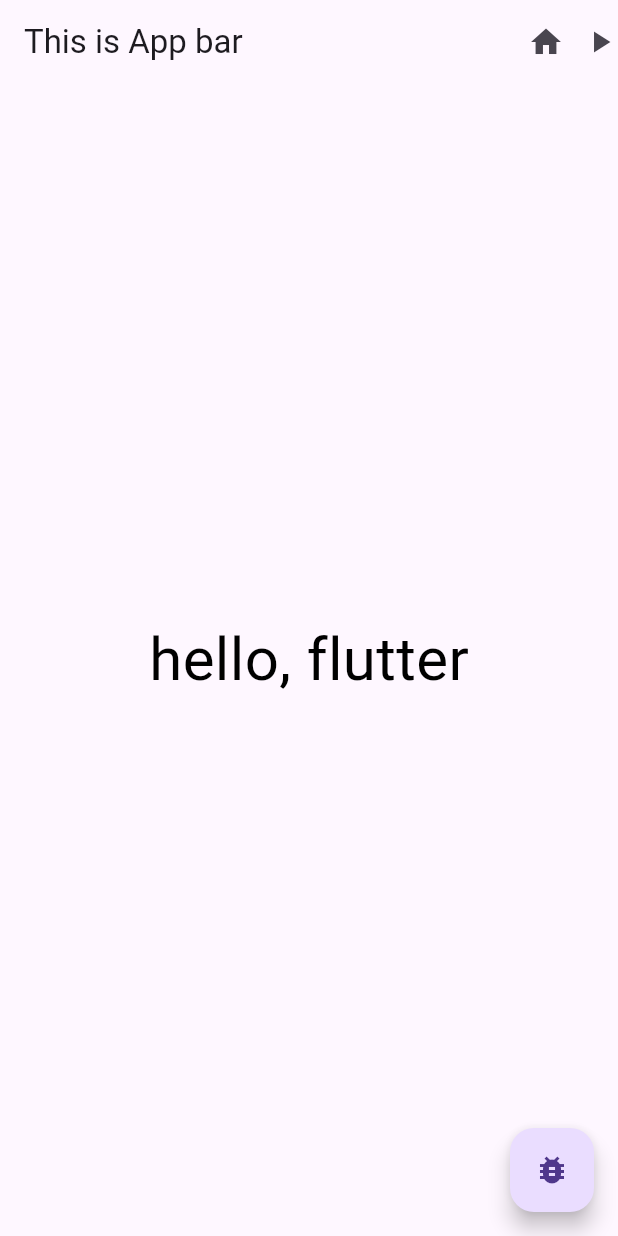
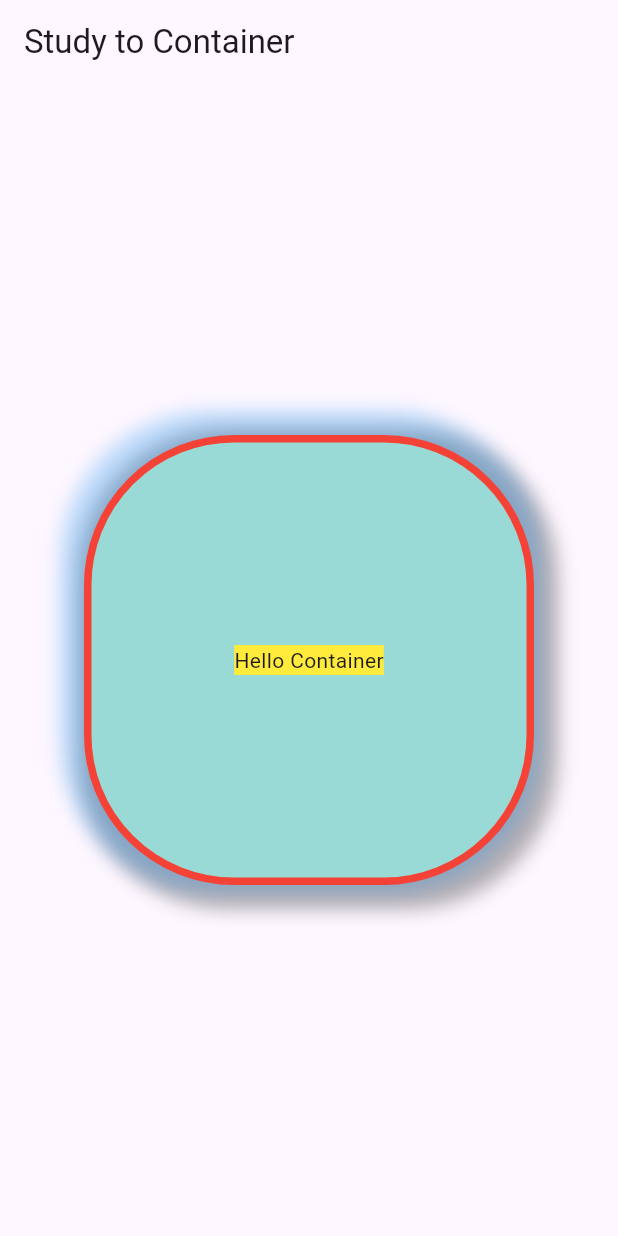
Before and after one commit to sunghunaaa/flutter_fastcampus, a Flutter app: the screen it shows after launch, on a phone screen of 412 x 824 dp. Run offline on Flutter 3.47's test engine with Material 3 defaults, Android fonts, the phone set to English and light mode, and no system bars.

Commit message:
no message

```diff
--- a/flutter_example/lib/main.dart
+++ b/flutter_example/lib/main.dart
@@ -1,48 +1,64 @@
 import 'package:flutter/material.dart';
 
 void main() {
-  runApp(
-    MaterialApp(
-      home: Scaffold(
-        appBar: AppBar(
-          actions: [
-            IconButton(
-              icon: Icon(Icons.home),
-              onPressed: () {
-                print('Tab!');
-              },
-            ),
-            Icon(Icons.play_arrow),
-          ],
-          centerTitle: false,
-          title: Text('This is App bar'),
-        ),
-        body: TestWidget(),
-        floatingActionButton: FloatingActionButton(
-          child: Icon(Icons.bug_report),
-          onPressed: (){
-            print('Tab fAb!');
-          },
-        ),
+  runApp(MaterialApp(
+    home: Scaffold(
+      appBar: AppBar(
+        title: Text('Study to Container'),
       ),
+      body: CustomContainer(),
     ),
-  );
+  ));
 }
 
-class TestWidget extends StatelessWidget {
-  const TestWidget({super.key});
+///double.infinity
+///shade (black은 shade가 없음)
+///Hex color 사용 방법 9CDFD7EA 왼쪽 index에서 색깔 뽑아서 0x 붙이고 뒤에 EA 빼서 앞에 붙이면 됨 (결과 : 0xEA9CDFD7)
+///FF9CDFD7 FF는 투명도 9C빨간 DF녹색 D7파란색
+///decoration 사용시 Container만의 조금 특별한 에러 Failed assertion: line 269 pos 15: 'color == null || decoration == null'
+///상위 container에 color가 있으면 decoration에서 에러가 발생함. (Cannot provide both a color and a decoration)
+///해결 방법은 decoration 안에 color를 넣으면 됨
+///
+///
+class CustomContainer extends StatelessWidget {
+  const CustomContainer({super.key});
 
   @override
   Widget build(BuildContext context) {
-    return SafeArea(
-      child: Center(
-        child: Text(
-          'hello, flutter',
-          style: TextStyle(
-            fontSize: 40,
-            color: Colors.black,
-          ),
+    return Center(
+      child: Container(
+        // width: double.infinity,
+        width: 300,
+        height: 300,
+        padding: EdgeInsets.fromLTRB(10, 12, 10, 12),
+        decoration: BoxDecoration(
+          color: Color(0xEA9CDFD7),
+          border:
+              Border.all(color: Colors.red, width: 5, style: BorderStyle.solid),
+          borderRadius: BorderRadius.circular(100),
+          boxShadow: [
+            BoxShadow(
+              // color: Colors.grey,
+              color: Colors.black.withOpacity(0.3),
+              offset: Offset(6, 6),
+              blurRadius: 10,
+              spreadRadius: 10,
+            ),
+            BoxShadow(
+              // color: Colors.grey,
+              color: Colors.blue.withOpacity(0.3),
+              offset: Offset(-6, -6),
+              blurRadius: 10,
+              spreadRadius: 10,
+            ),
+
+          ],
         ),
+        margin: EdgeInsets.symmetric(vertical: 12, horizontal: 10),
+        // color: Colors.red.shade200,
+        child: Center(
+            child: Container(
+                color: Colors.yellow, child: Text('Hello Container'))),
       ),
     );
   }
```
Also changed, not shown: flutter_example/lib/main2.dart (added, +49 -0 lines).
